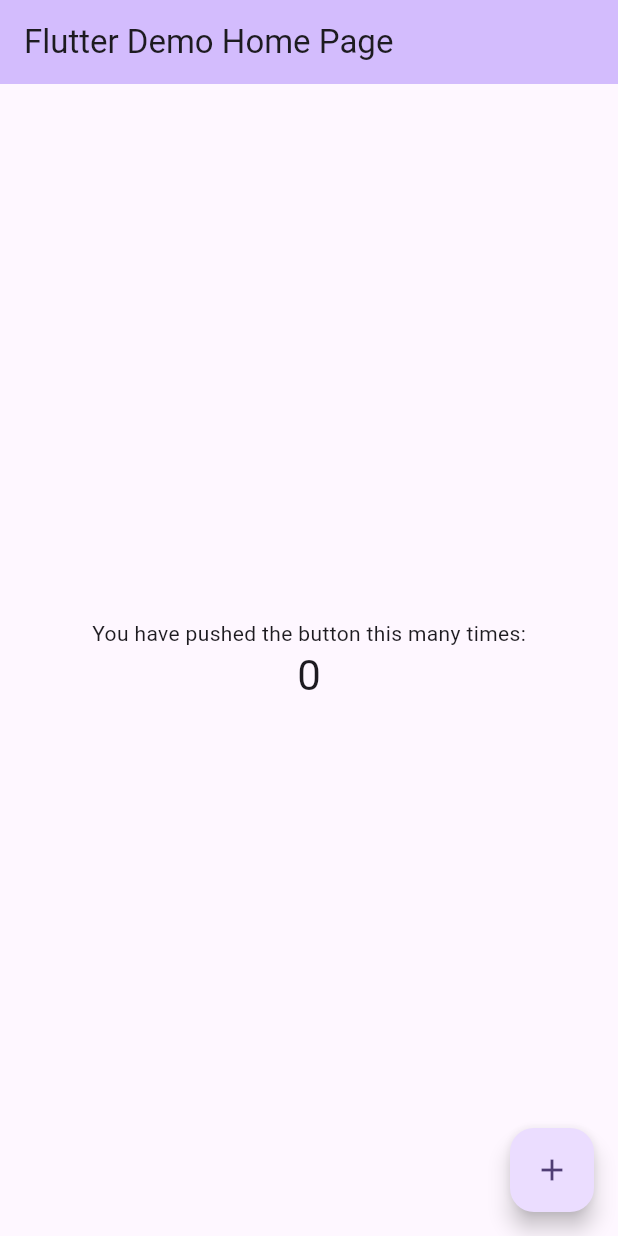
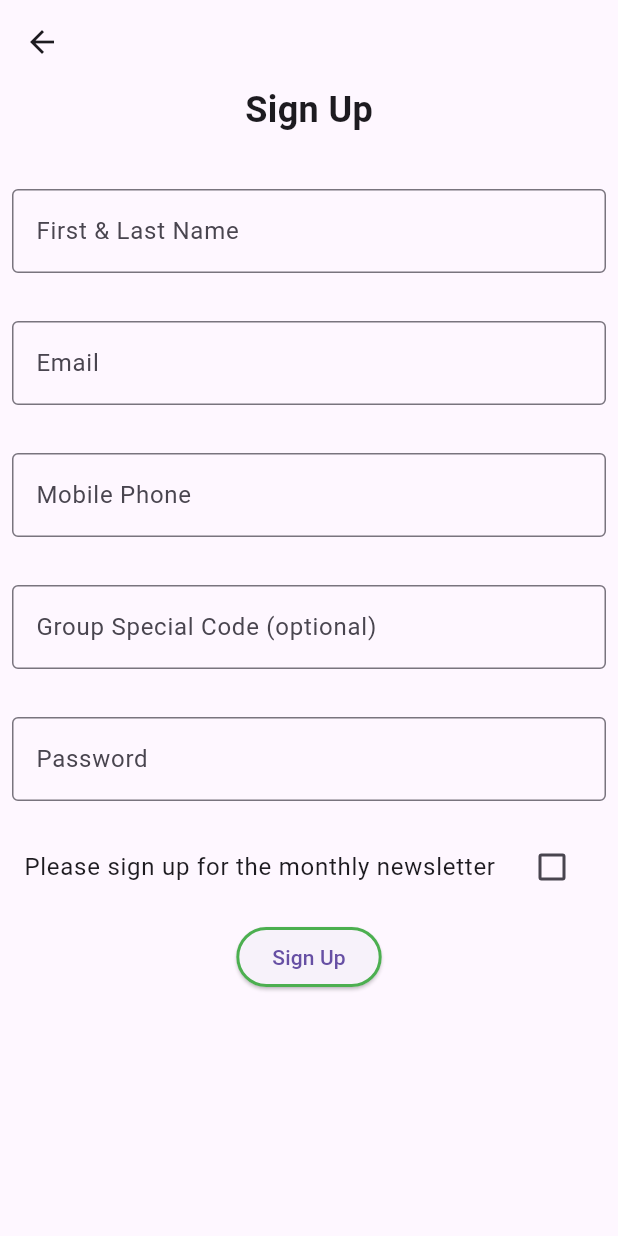
Before and after one commit to atahtee/awol-mobile, a Flutter app: the screen it shows after launch, on a phone screen of 412 x 824 dp. Run offline on Flutter 3.47's test engine with Material 3 defaults, Android fonts, the phone set to English and light mode, and no system bars.

Commit message:
Sign Up/Sign In Pgaes implementation

```diff
--- a/lib/main.dart
+++ b/lib/main.dart
@@ -1,3 +1,4 @@
+import 'package:awol/screens/signup.dart';
 import 'package:flutter/material.dart';
 
 void main() {
@@ -11,96 +12,13 @@ class MyApp extends StatelessWidget {
   @override
   Widget build(BuildContext context) {
     return MaterialApp(
-      title: 'awol',
+      title: 'awol-mobile',
       theme: ThemeData(
-        colorScheme: ColorScheme.fromSeed(seedColor: Colors.deepPurple),
+        primarySwatch: Colors.blue,
         useMaterial3: true,
       ),
-      home: const MyHomePage(title: 'Flutter Demo Home Page'),
+      debugShowCheckedModeBanner: false,
+      home: const SignUpScreen(),
     );
   }
 }
-
-class MyHomePage extends StatefulWidget {
-  const MyHomePage({super.key, required this.title});
-
-  // This class is the configuration for the state. It holds the values (in this
-  // case the title) provided by the parent (in this case the App widget) and
-  // used by the build method of the State. Fields in a Widget subclass are
-  // always marked "final".
-
-  final String title;
-
-  @override
-  State<MyHomePage> createState() => _MyHomePageState();
-}
-
-class _MyHomePageState extends State<MyHomePage> {
-  int _counter = 0;
-
-  void _incrementCounter() {
-    setState(() {
-      // This call to setState tells the Flutter framework that something has
-      // changed in this State, which causes it to rerun the build method below
-      // so that the display can reflect the updated values. If we changed
-      // _counter without calling setState(), then the build method would not be
-      // called again, and so nothing would appear to happen.
-      _counter++;
-    });
-  }
-
-  @override
-  Widget build(BuildContext context) {
-    // This method is rerun every time setState is called, for instance as done
-    // by the _incrementCounter method above.
-    //
-    // The Flutter framework has been optimized to make rerunning build methods
-    // fast, so that you can just rebuild anything that needs updating rather
-    // than having to individually change instances of widgets.
-    return Scaffold(
-      appBar: AppBar(
-        // TRY THIS: Try changing the color here to a specific color (to
-        // Colors.amber, perhaps?) and trigger a hot reload to see the AppBar
-        // change color while the other colors stay the same.
-        backgroundColor: Theme.of(context).colorScheme.inversePrimary,
-        // Here we take the value from the MyHomePage object that was created by
-        // the App.build method, and use it to set our appbar title.
-        title: Text(widget.title),
-      ),
-      body: Center(
-        // Center is a layout widget. It takes a single child and positions it
-        // in the middle of the parent.
-        child: Column(
-          // Column is also a layout widget. It takes a list of children and
-          // arranges them vertically. By default, it sizes itself to fit its
-          // children horizontally, and tries to be as tall as its parent.
-          //
-          // Column has various properties to control how it sizes itself and
-          // how it positions its children. Here we use mainAxisAlignment to
-          // center the children vertically; the main axis here is the vertical
-          // axis because Columns are vertical (the cross axis would be
-          // horizontal).
-          //
-          // TRY THIS: Invoke "debug painting" (choose the "Toggle Debug Paint"
-          // action in the IDE, or press "p" in the console), to see the
-          // wireframe for each widget.
-          mainAxisAlignment: MainAxisAlignment.center,
-          children: <Widget>[
-            const Text(
-              'You have pushed the button this many times:',
-            ),
-            Text(
-              '$_counter',
-              style: Theme.of(context).textTheme.headlineMedium,
-            ),
-          ],
-        ),
-      ),
-      floatingActionButton: FloatingActionButton(
-        onPressed: _incrementCounter,
-        tooltip: 'Increment',
-        child: const Icon(Icons.add),
-      ), // This trailing comma makes auto-formatting nicer for build methods.
-    );
-  }
-}
--- /dev/null
+++ b/lib/screens/signup.dart
@@ -0,0 +1,34 @@
+import 'package:awol/screens/widgets/form.dart';
+import 'package:flutter/material.dart';
+
+class SignUpScreen extends StatelessWidget {
+  const SignUpScreen({super.key});
+
+  @override
+  Widget build(BuildContext context) {
+    return Scaffold(
+      appBar: AppBar(
+        leading: IconButton(
+          icon: const Icon(Icons.arrow_back),
+          onPressed: () {
+            Navigator.pop(context);
+          },
+        ),
+      ),
+      body: const SingleChildScrollView(
+          child: Column(
+          mainAxisAlignment: MainAxisAlignment.start,
+            children: [
+              Text(
+                'Sign Up',
+                style: TextStyle(
+                  fontSize: 24,
+                  fontWeight: FontWeight.bold,
+                ),
+              ),
+              SignUpForm(),
+            ],
+          )),
+    );
+  }
+}
--- /dev/null
+++ b/lib/screens/widgets/form.dart
@@ -0,0 +1,109 @@
+import 'package:flutter/material.dart';
+
+class SignUpForm extends StatefulWidget {
+  const SignUpForm({super.key});
+
+  @override
+  SignUpFormState createState() {
+    return SignUpFormState();
+  }
+}
+
+class SignUpFormState extends State<SignUpForm> {
+
+  final _formKey = GlobalKey<FormState>();
+
+  @override
+  Widget build(BuildContext context) {
+
+    return Form(
+      key: _formKey,
+      child: Column(
+        children: <Widget>[
+          SizedBox(height: 20),
+           const Padding(
+            padding: EdgeInsets.symmetric(horizontal: 8, vertical: 16),
+            child: TextField(
+              decoration: InputDecoration(
+                border: OutlineInputBorder(),
+                hintText: 'First & Last Name',
+              ),
+            ),
+          ),
+          Padding(
+            padding: const EdgeInsets.symmetric(horizontal: 8, vertical: 16),
+            child: TextFormField(
+              decoration: const InputDecoration(
+                border: OutlineInputBorder(),
+                labelText: 'Email',
+              ),
+            ),
+          ),
+          Padding(
+            padding: const EdgeInsets.symmetric(horizontal: 8, vertical: 16),
+            child: TextFormField(
+              decoration: const InputDecoration(
+                border: OutlineInputBorder(),
+                labelText: 'Mobile Phone',
+              ),
+            ),
+          ),
+          Padding(
+            padding: const EdgeInsets.symmetric(horizontal: 8, vertical: 16),
+            child: TextFormField(
+              decoration: const InputDecoration(
+                border: OutlineInputBorder(),
+                labelText: 'Group Special Code (optional)',
+              ),
+            ),
+          ),
+          Padding(
+            padding: const EdgeInsets.symmetric(horizontal: 8, vertical: 16),
+            child: TextFormField(
+
+              decoration: const InputDecoration(
+                border: OutlineInputBorder(),
+                labelText: 'Password',
+
+              ),
+            ),
+          ),
+          CheckboxListTile(
+            title: const Text('Please sign up for the monthly newsletter'),
+            value: false,
+            onChanged: (bool? value) {
+              // This is where you can implement the logic to accept terms of service
+            },
+          ),
+        Padding(
+
+          padding: const EdgeInsets.all(8.0),
+          child: ElevatedButton(
+              onPressed: () {
+                // Validate returns true if the form is valid, or false otherwise.
+                if (_formKey.currentState!.validate()) {
+
+                  ScaffoldMessenger.of(context).showSnackBar(
+                    const SnackBar(content: Text('Processing Data')),
+                  );
+                }
+              },
+              child: const Text('Sign Up'),
+              style: ElevatedButton.styleFrom(
+
+               side: BorderSide(
+                color: Colors.green,
+                width: 2,
+               ),
+               shape: RoundedRectangleBorder(
+                borderRadius: BorderRadius.circular(30),
+               ),
+
+              ),
+            ),
+        ),
+        ],
+      ),
+    );
+  }
+}
```
Also changed, not shown: lib/screens/signin.dart (added, +96 -0 lines).
